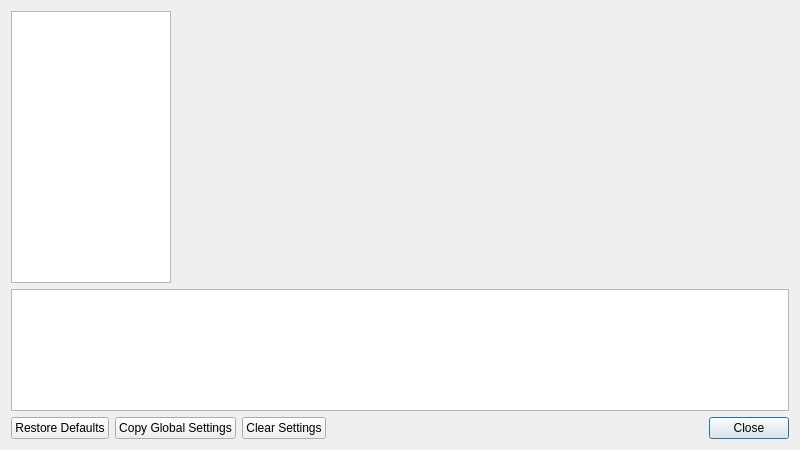
The window that pcsx2-qt/Settings/SettingsWindow.ui (PCSX2/pcsx2) describes before a commit, drawn with Qt 5.
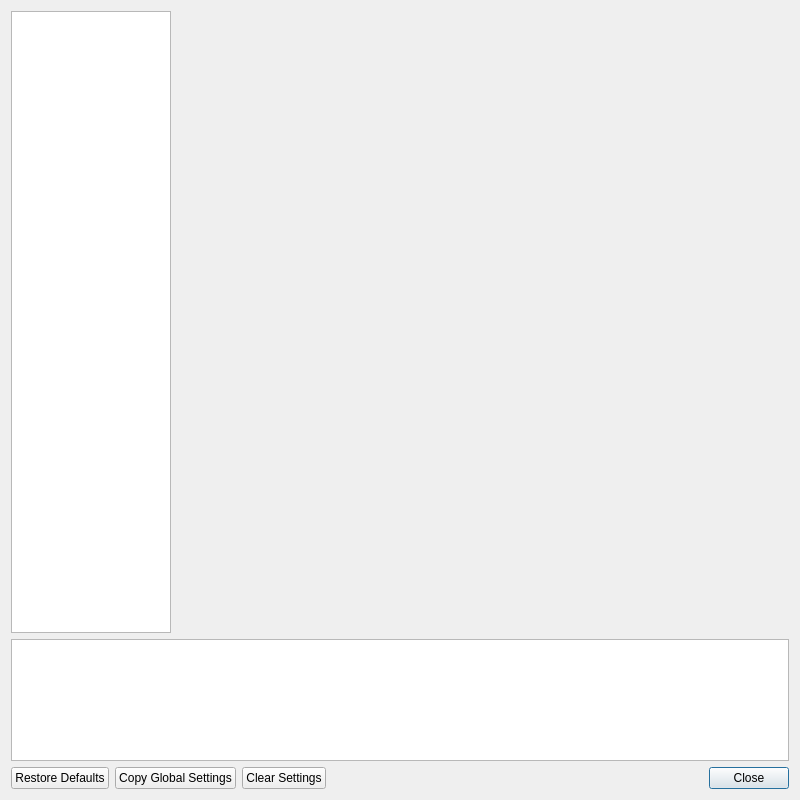
The same window after the commit. Icons and pictures are not drawn.

Commit message: Qt: Fix various settings window layout issues

What changed in the file:
```diff
--- a/pcsx2-qt/Settings/SettingsWindow.ui
+++ b/pcsx2-qt/Settings/SettingsWindow.ui
@@ -7,7 +7,7 @@
     <x>0</x>
     <y>0</y>
     <width>800</width>
-    <height>450</height>
+    <height>800</height>
    </rect>
   </property>
   <property name="sizePolicy">
```
The commit also changes 4 other files.
